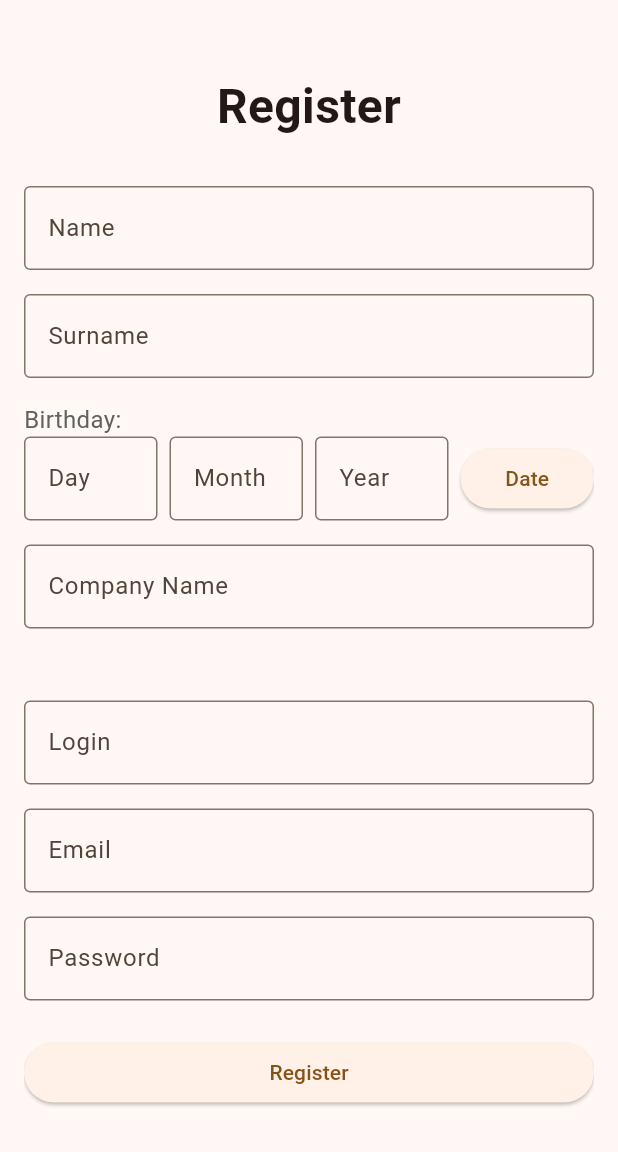
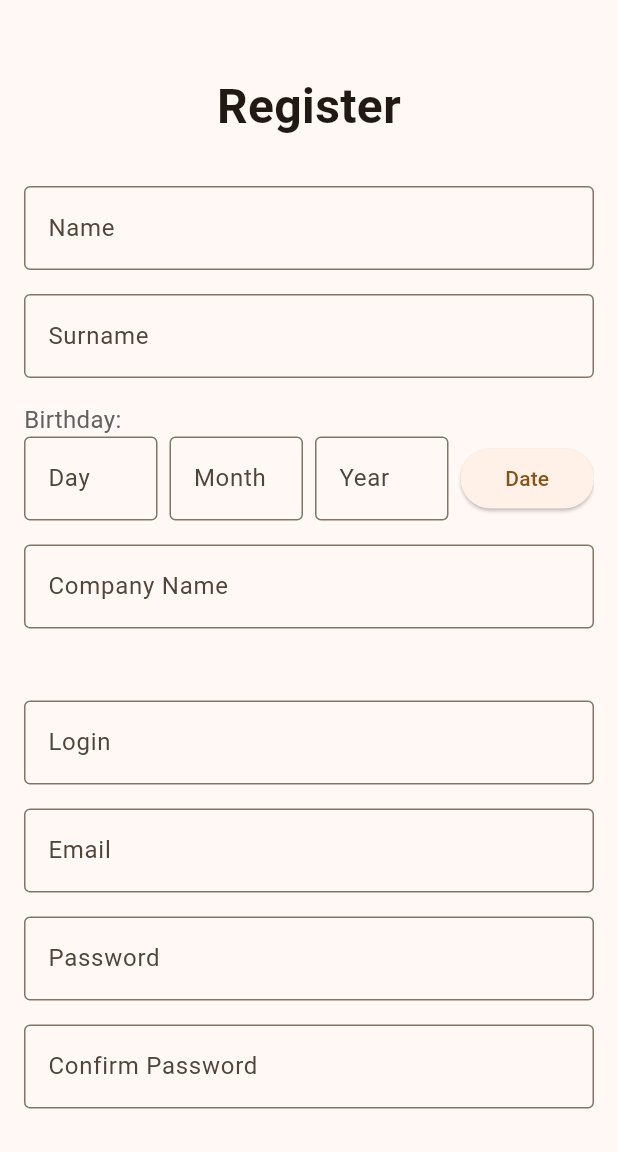
Before and after one commit to xxxDKGxxx/Dealmatcher, a Flutter app: the screen it shows after launch, on a phone screen of 412 x 824 dp, the part 84-1236 px from its top. Run offline on Flutter 3.47's test engine with Material 3 defaults, Android fonts, the phone set to English and light mode, and no system bars; our stand-ins replace go_router.

Commit message:
added password checking form

```diff
--- a/src/frontend/lib/pages/register_page.dart
+++ b/src/frontend/lib/pages/register_page.dart
@@ -12,6 +12,8 @@ class _RegisterPageState extends State<RegisterPage> {
   final TextEditingController _loginController = TextEditingController();
   final TextEditingController _emailController = TextEditingController();
   final TextEditingController _passwordController = TextEditingController();
+  final TextEditingController _confirmPasswordController =
+      TextEditingController();
   final TextEditingController _nameController = TextEditingController();
   final TextEditingController _surnameController = TextEditingController();
   final TextEditingController _companyController = TextEditingController();
@@ -76,6 +78,7 @@ class _RegisterPageState extends State<RegisterPage> {
     required String text,
     bool Function(String)? additionalValidator,
     bool obscureText = false,
+    String? errorText,
   }) => TextFormField(
     controller: controller,
     obscureText: obscureText,
@@ -87,7 +90,7 @@ class _RegisterPageState extends State<RegisterPage> {
       if (value == null ||
           value.trim().isEmpty ||
           (additionalValidator != null && additionalValidator(value))) {
-        return "$text is invalid";
+        return errorText ?? "$text is invalid";
       }
       return null;
     },
@@ -221,6 +224,17 @@ class _RegisterPageState extends State<RegisterPage> {
                         text: 'Password',
                         obscureText: true,
                         additionalValidator: (s) => s.length < 6,
+                        errorText:
+                            'Password must be at least 6 characters long',
+                      ),
+                      const SizedBox(height: 16),
+                      nonEmptyTextFormField(
+                        controller: _confirmPasswordController,
+                        text: 'Confirm Password',
+                        obscureText: true,
+                        additionalValidator: (s) =>
+                            s != _passwordController.text,
+                        errorText: 'Repeated password is different',
                       ),
                       const SizedBox(height: 24),
 
```
Also changed, not shown: src/frontend/pubspec.lock.
